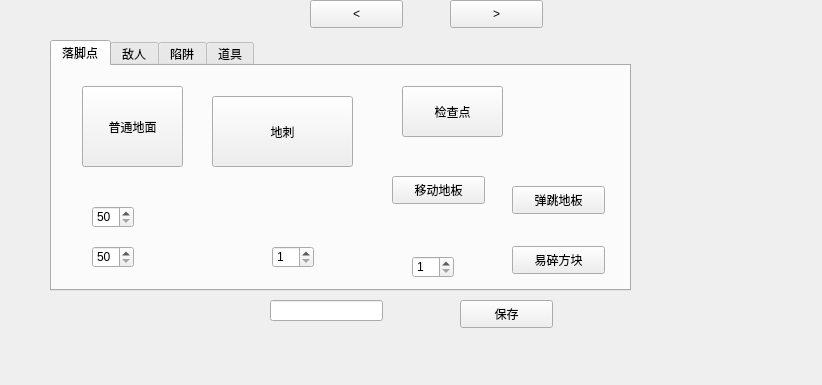
Qt form editortab.ui (Q-Wednesday/TrineOfRhodesIsland) before a commit.
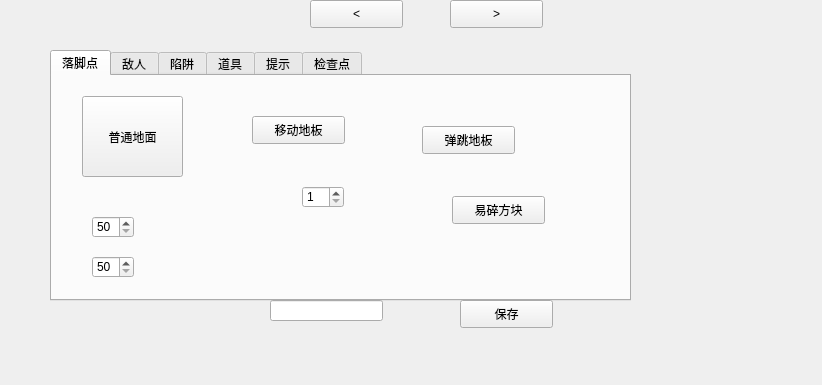
The same form after that commit. The open tabs and pages were chosen to show the change.

Commit message: 完成终点，简单胜利界面，提示词，暂无bug

```diff
--- a/editortab.ui
+++ b/editortab.ui
@@ -17,7 +17,7 @@
    <property name="geometry">
     <rect>
      <x>50</x>
-     <y>40</y>
+     <y>50</y>
      <width>581</width>
      <height>251</height>
     </rect>
@@ -74,50 +74,11 @@
       <number>900</number>
      </property>
     </widget>
-    <widget class="QPushButton" name="spikeLandButton">
-     <property name="geometry">
-      <rect>
-       <x>160</x>
-       <y>30</y>
-       <width>141</width>
-       <height>71</height>
-      </rect>
-     </property>
-     <property name="text">
-      <string>地刺</string>
-     </property>
-    </widget>
-    <widget class="QSpinBox" name="attackInput">
-     <property name="geometry">
-      <rect>
-       <x>220</x>
-       <y>180</y>
-       <width>42</width>
-       <height>22</height>
-      </rect>
-     </property>
-     <property name="minimum">
-      <number>1</number>
-     </property>
-    </widget>
-    <widget class="QPushButton" name="checkPointButton">
-     <property name="geometry">
-      <rect>
-       <x>350</x>
-       <y>20</y>
-       <width>101</width>
-       <height>51</height>
-      </rect>
-     </property>
-     <property name="text">
-      <string>检查点</string>
-     </property>
-    </widget>
     <widget class="QPushButton" name="movingLandButton">
      <property name="geometry">
       <rect>
-       <x>340</x>
-       <y>110</y>
+       <x>200</x>
+       <y>40</y>
        <width>93</width>
        <height>28</height>
       </rect>
@@ -129,8 +90,8 @@
     <widget class="QSpinBox" name="landTInput">
      <property name="geometry">
       <rect>
-       <x>360</x>
-       <y>190</y>
+       <x>250</x>
+       <y>110</y>
        <width>42</width>
        <height>22</height>
       </rect>
@@ -145,8 +106,8 @@
     <widget class="QPushButton" name="springLandButton">
      <property name="geometry">
       <rect>
-       <x>460</x>
-       <y>120</y>
+       <x>370</x>
+       <y>50</y>
        <width>93</width>
        <height>28</height>
       </rect>
@@ -158,8 +119,8 @@
     <widget class="QPushButton" name="fragileButton">
      <property name="geometry">
       <rect>
-       <x>460</x>
-       <y>180</y>
+       <x>400</x>
+       <y>120</y>
        <width>93</width>
        <height>28</height>
       </rect>
@@ -259,6 +220,32 @@
       <string>酸液源石虫生成器</string>
      </property>
     </widget>
+    <widget class="QPushButton" name="spikeLandButton">
+     <property name="geometry">
+      <rect>
+       <x>390</x>
+       <y>30</y>
+       <width>141</width>
+       <height>71</height>
+      </rect>
+     </property>
+     <property name="text">
+      <string>地刺</string>
+     </property>
+    </widget>
+    <widget class="QSpinBox" name="attackInput">
+     <property name="geometry">
+      <rect>
+       <x>430</x>
+       <y>150</y>
+       <width>42</width>
+       <height>22</height>
+      </rect>
+     </property>
+     <property name="minimum">
+      <number>1</number>
+     </property>
+    </widget>
    </widget>
    <widget class="QWidget" name="tab_4">
     <attribute name="title">
@@ -291,6 +278,65 @@
      </property>
     </widget>
    </widget>
+   <widget class="QWidget" name="tab_6">
+    <attribute name="title">
+     <string>提示</string>
+    </attribute>
+    <widget class="QPushButton" name="hintLandButton">
+     <property name="geometry">
+      <rect>
+       <x>80</x>
+       <y>50</y>
+       <width>93</width>
+       <height>28</height>
+      </rect>
+     </property>
+     <property name="text">
+      <string>提示地板</string>
+     </property>
+    </widget>
+    <widget class="QTextEdit" name="hintEdit">
+     <property name="geometry">
+      <rect>
+       <x>230</x>
+       <y>50</y>
+       <width>221</width>
+       <height>87</height>
+      </rect>
+     </property>
+    </widget>
+   </widget>
+   <widget class="QWidget" name="tab_5">
+    <attribute name="title">
+     <string>检查点</string>
+    </attribute>
+    <widget class="QPushButton" name="checkPointButton">
+     <property name="geometry">
+      <rect>
+       <x>80</x>
+       <y>40</y>
+       <width>101</width>
+       <height>51</height>
+      </rect>
+     </property>
+     <property name="text">
+      <string>检查点</string>
+     </property>
+    </widget>
+    <widget class="QPushButton" name="finalPointButton">
+     <property name="geometry">
+      <rect>
+       <x>330</x>
+       <y>90</y>
+       <width>93</width>
+       <height>28</height>
+      </rect>
+     </property>
+     <property name="text">
+      <string>终点</string>
+     </property>
+    </widget>
+   </widget>
   </widget>
   <widget class="QLineEdit" name="mapName">
    <property name="geometry">
```
Left out of the diff: 18 changed lines with no effect on the pictures. The commit also changes 21 other files.
